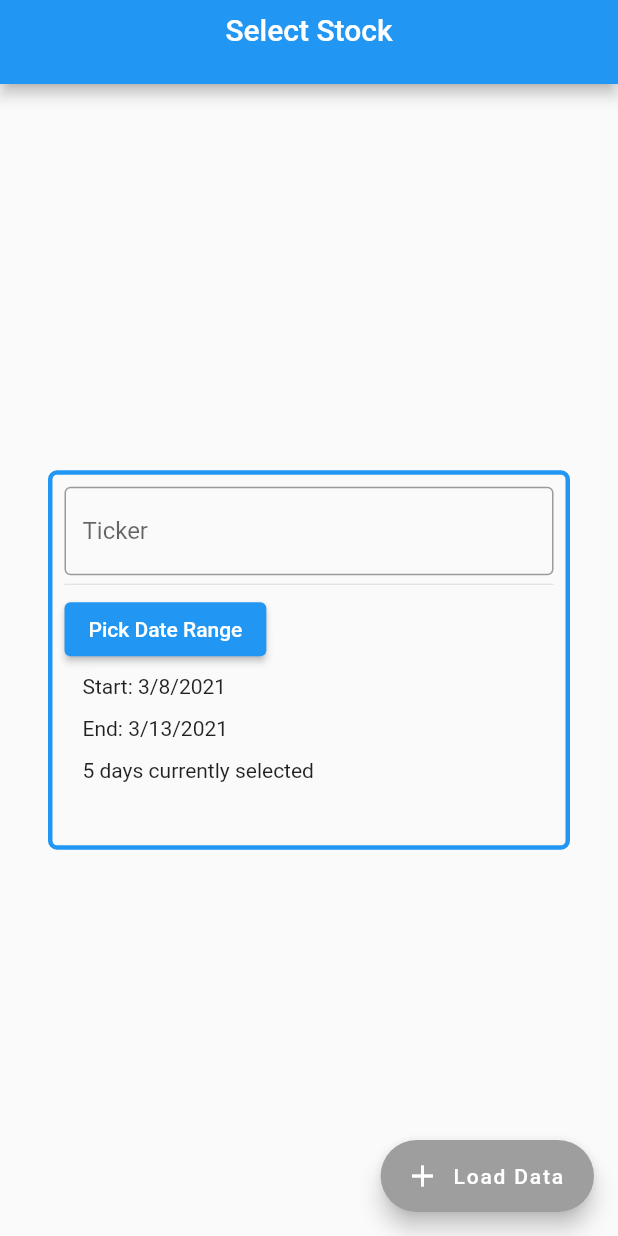
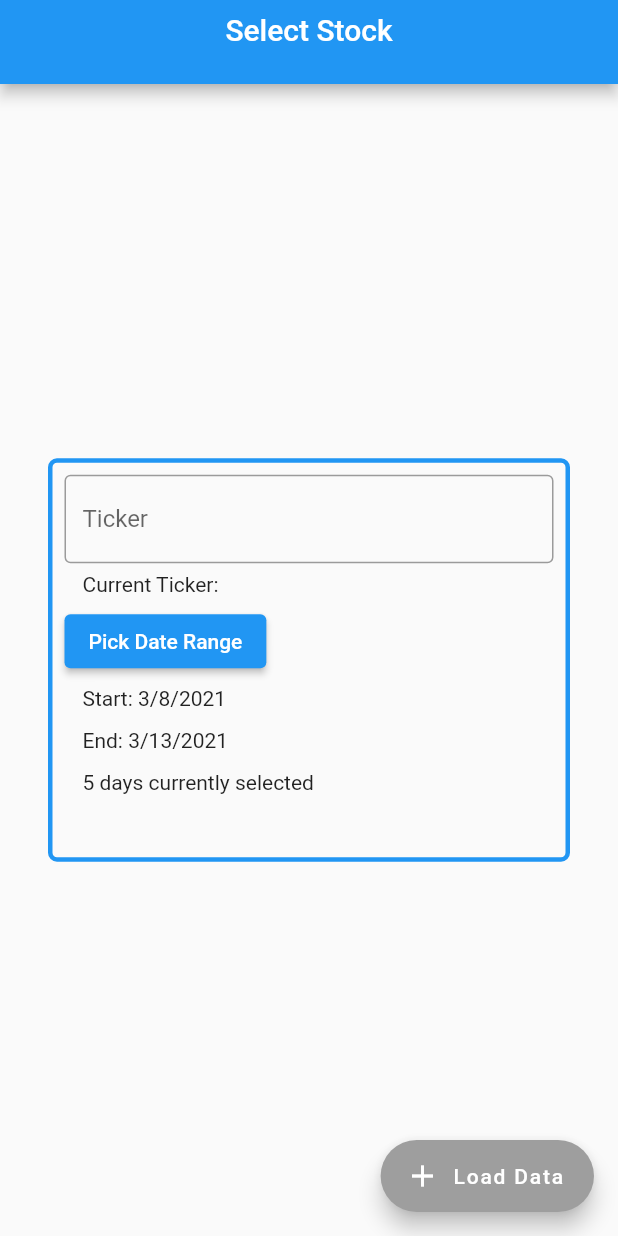
Before and after one commit to TudorMaxim/FinancialSystemsCoursework, a Flutter app: the screen it shows after launch, on a phone screen of 412 x 824 dp. Run offline on Flutter 3.47's test engine with Material 2 defaults, Android fonts, the phone set to English and light mode, and no system bars; drawn by our look-alikes of flutter_typeahead; our stand-ins replace connectivity, csv, syncfusion_flutter_datepicker.

Commit message:
Current ticker field

```diff
--- a/lib/screens/MainScreen.dart
+++ b/lib/screens/MainScreen.dart
@@ -103,8 +103,10 @@ class MainScreenState extends AppBaseState<MainScreen> {
                       child: Column(
                         children: [
                           TickerSelectForm(_handleTickerSubmit),
-                          Divider(
-                            height: 12.0,
+                          Padding(
+                            padding: const EdgeInsets.symmetric(
+                                horizontal: 12.0, vertical: 6.0),
+                            child: Text('Current Ticker: $_ticker'),
                           ),
                           DateRangeSelector(_dates, _handleDateSubmit),
                         ],
```
